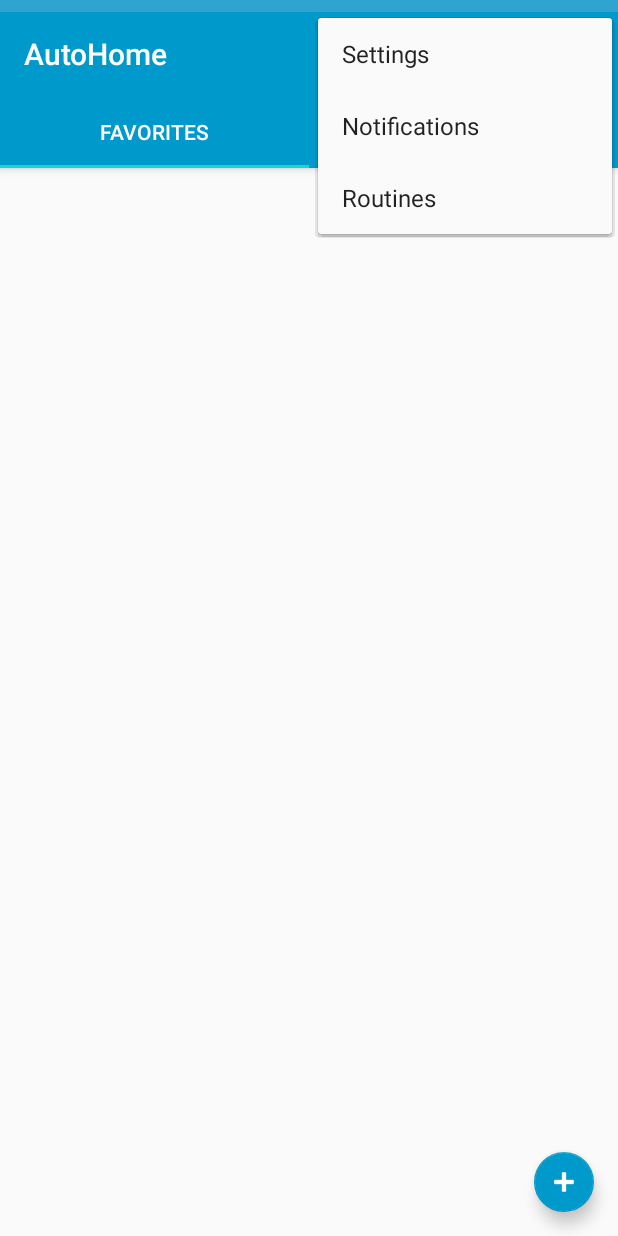
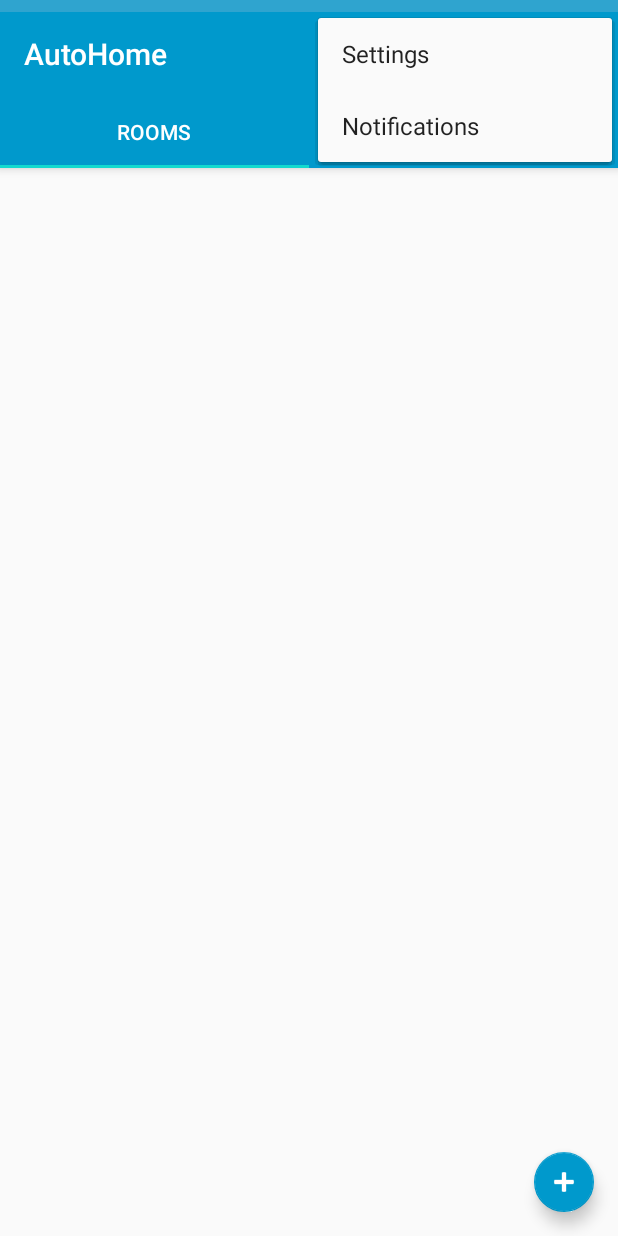
Before and after one commit to nclozza/hci-androidapp, an Android app: the screen it shows after launch (MainActivity), with the options menu open, on a phone screen of 412 x 824 dp. Run offline under Robolectric (Android 15) with nearby library versions, the phone set to English and light mode, and no system bars; our stand-ins replace Volley; network calls fail.

Commit message:
Switch routines with favorites and fix stuff

```diff
--- a/app/src/main/res/menu/menu_main.xml
+++ b/app/src/main/res/menu/menu_main.xml
@@ -12,10 +12,5 @@
         android:orderInCategory="100"
         android:title="@string/action_notifications"
         app:showAsAction="never" />
-    <item
-        android:id="@+id/action_routines"
-        android:orderInCategory="100"
-        android:title="@string/action_routines"
-        app:showAsAction="never" />
 
 </menu>
--- a/app/src/main/res/values/strings.xml
+++ b/app/src/main/res/values/strings.xml
@@ -5,8 +5,8 @@
     <string name="title_dashboard">Dashboard</string>
     <string name="title_notifications">Notifications</string>
     <string name="title_activity_main">MainActivity</string>
-    <string name="tab_text_1">FAVORITES</string>
-    <string name="tab_text_2">ROOMS</string>
+    <string name="tab_text_1">ROOMS</string>
+    <string name="tab_text_2">ROUTINES</string>
     <string name="action_settings">Settings</string>
     <string name="section_format">Hello World from section: %1$d</string>
     <string name="toolbar_sign_out">Testing toolbar</string>
```
Also changed, not shown: app/src/main/java/com/example/tomas/android_app/MainActivity.java (+3 -7 lines), 1 other file.
